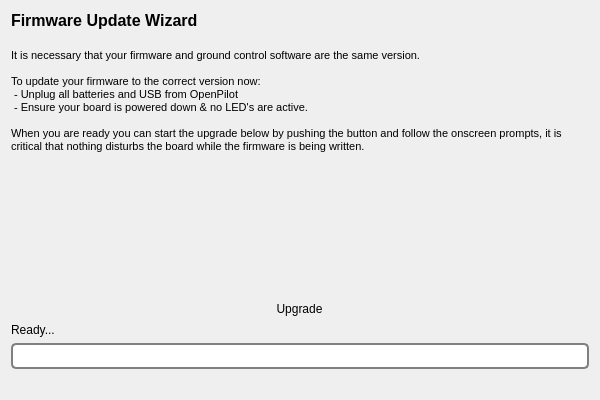
Qt form ground/openpilotgcs/src/plugins/setupwizard/pages/autoupdatepage.ui (vooon/OpenPilot) before a commit.
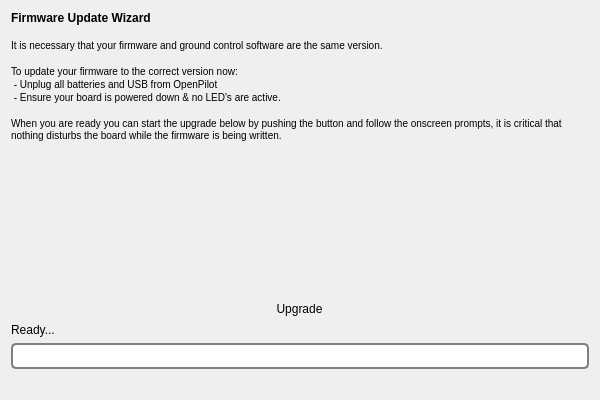
The same form after that commit. Icons and pictures are not drawn.

Commit message: - changed font size to be like on all other pages

Diff of the .ui file:
```diff
--- a/ground/openpilotgcs/src/plugins/setupwizard/pages/autoupdatepage.ui
+++ b/ground/openpilotgcs/src/plugins/setupwizard/pages/autoupdatepage.ui
@@ -20,16 +20,16 @@
       <string>&lt;!DOCTYPE HTML PUBLIC &quot;-//W3C//DTD HTML 4.0//EN&quot; &quot;http://www.w3.org/TR/REC-html40/strict.dtd&quot;&gt;
 &lt;html&gt;&lt;head&gt;&lt;meta name=&quot;qrichtext&quot; content=&quot;1&quot; /&gt;&lt;style type=&quot;text/css&quot;&gt;
 p, li { white-space: pre-wrap; }
-&lt;/style&gt;&lt;/head&gt;&lt;body style=&quot; font-family:'MS Shell Dlg 2'; font-size:8pt; font-weight:400; font-style:normal;&quot;&gt;
-&lt;p style=&quot; margin-top:0px; margin-bottom:0px; margin-left:0px; margin-right:0px; -qt-block-indent:0; text-indent:0px;&quot;&gt;&lt;span style=&quot; font-size:12pt; font-weight:600;&quot;&gt;Firmware Update Wizard&lt;/span&gt;&lt;/p&gt;
-&lt;p style=&quot;-qt-paragraph-type:empty; margin-top:0px; margin-bottom:0px; margin-left:0px; margin-right:0px; -qt-block-indent:0; text-indent:0px; font-size:12pt; font-weight:600;&quot;&gt;&lt;br /&gt;&lt;/p&gt;
-&lt;p style=&quot; margin-top:0px; margin-bottom:0px; margin-left:0px; margin-right:0px; -qt-block-indent:0; text-indent:0px;&quot;&gt;It is necessary that your firmware and ground control software are the same version.&lt;/p&gt;
-&lt;p style=&quot;-qt-paragraph-type:empty; margin-top:0px; margin-bottom:0px; margin-left:0px; margin-right:0px; -qt-block-indent:0; text-indent:0px;&quot;&gt;&lt;br /&gt;&lt;/p&gt;
-&lt;p style=&quot; margin-top:0px; margin-bottom:0px; margin-left:0px; margin-right:0px; -qt-block-indent:0; text-indent:0px;&quot;&gt;To update your firmware to the correct version now:&lt;/p&gt;
-&lt;p style=&quot; margin-top:0px; margin-bottom:0px; margin-left:0px; margin-right:0px; -qt-block-indent:0; text-indent:0px;&quot;&gt; - Unplug all batteries and USB from OpenPilot&lt;/p&gt;
-&lt;p style=&quot; margin-top:0px; margin-bottom:0px; margin-left:0px; margin-right:0px; -qt-block-indent:0; text-indent:0px;&quot;&gt; - Ensure your board is powered down &amp;amp; no LED's are active.&lt;/p&gt;
-&lt;p style=&quot;-qt-paragraph-type:empty; margin-top:0px; margin-bottom:0px; margin-left:0px; margin-right:0px; -qt-block-indent:0; text-indent:0px;&quot;&gt;&lt;br /&gt;&lt;/p&gt;
-&lt;p style=&quot; margin-top:0px; margin-bottom:0px; margin-left:0px; margin-right:0px; -qt-block-indent:0; text-indent:0px;&quot;&gt;When you are ready you can start the upgrade below by pushing the button and follow the onscreen prompts, it is critical that nothing disturbs the board while the firmware is being written.&lt;/p&gt;&lt;/body&gt;&lt;/html&gt;</string>
+&lt;/style&gt;&lt;/head&gt;&lt;body style=&quot; font-family:'Lucida Grande'; font-size:13px; font-weight:400; font-style:normal;&quot;&gt;
+&lt;p style=&quot; margin-top:0px; margin-bottom:0px; margin-left:0px; margin-right:0px; -qt-block-indent:0; text-indent:0px;&quot;&gt;&lt;span style=&quot; font-family:'MS Shell Dlg 2'; font-size:12px; font-weight:600;&quot;&gt;Firmware Update Wizard&lt;/span&gt;&lt;/p&gt;
+&lt;p style=&quot;-qt-paragraph-type:empty; margin-top:0px; margin-bottom:0px; margin-left:0px; margin-right:0px; -qt-block-indent:0; text-indent:0px; font-family:'MS Shell Dlg 2'; font-size:12px; font-weight:600;&quot;&gt;&lt;br /&gt;&lt;/p&gt;
+&lt;p style=&quot; margin-top:0px; margin-bottom:0px; margin-left:0px; margin-right:0px; -qt-block-indent:0; text-indent:0px;&quot;&gt;&lt;span style=&quot; font-family:'MS Shell Dlg 2'; font-size:10px;&quot;&gt;It is necessary that your firmware and ground control software are the same version.&lt;/span&gt;&lt;/p&gt;
+&lt;p style=&quot;-qt-paragraph-type:empty; margin-top:0px; margin-bottom:0px; margin-left:0px; margin-right:0px; -qt-block-indent:0; text-indent:0px; font-family:'MS Shell Dlg 2'; font-size:10px;&quot;&gt;&lt;br /&gt;&lt;/p&gt;
+&lt;p style=&quot; margin-top:0px; margin-bottom:0px; margin-left:0px; margin-right:0px; -qt-block-indent:0; text-indent:0px;&quot;&gt;&lt;span style=&quot; font-family:'MS Shell Dlg 2'; font-size:10px;&quot;&gt;To update your firmware to the correct version now:&lt;/span&gt;&lt;/p&gt;
+&lt;p style=&quot; margin-top:0px; margin-bottom:0px; margin-left:0px; margin-right:0px; -qt-block-indent:0; text-indent:0px;&quot;&gt;&lt;span style=&quot; font-family:'MS Shell Dlg 2'; font-size:10px;&quot;&gt; - Unplug all batteries and USB from OpenPilot&lt;/span&gt;&lt;/p&gt;
+&lt;p style=&quot; margin-top:0px; margin-bottom:0px; margin-left:0px; margin-right:0px; -qt-block-indent:0; text-indent:0px;&quot;&gt;&lt;span style=&quot; font-family:'MS Shell Dlg 2'; font-size:10px;&quot;&gt; - Ensure your board is powered down &amp;amp; no LED's are active.&lt;/span&gt;&lt;/p&gt;
+&lt;p style=&quot;-qt-paragraph-type:empty; margin-top:0px; margin-bottom:0px; margin-left:0px; margin-right:0px; -qt-block-indent:0; text-indent:0px; font-family:'MS Shell Dlg 2'; font-size:10px;&quot;&gt;&lt;br /&gt;&lt;/p&gt;
+&lt;p style=&quot; margin-top:0px; margin-bottom:0px; margin-left:0px; margin-right:0px; -qt-block-indent:0; text-indent:0px;&quot;&gt;&lt;span style=&quot; font-family:'MS Shell Dlg 2'; font-size:10px;&quot;&gt;When you are ready you can start the upgrade below by pushing the button and follow the onscreen prompts, it is critical that nothing disturbs the board while the firmware is being written.&lt;/span&gt;&lt;/p&gt;&lt;/body&gt;&lt;/html&gt;</string>
      </property>
      <property name="alignment">
       <set>Qt::AlignLeading|Qt::AlignLeft|Qt::AlignTop</set>
```
